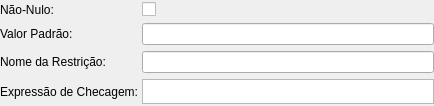
The window that pgmodeler_ui/ui/dominiowidget.ui (erdincay/pgmodeler-old) describes before a commit, drawn with Qt 5.
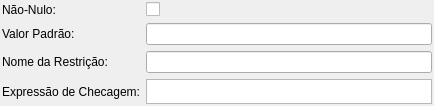
The same window after the commit.

Patch:
```diff
--- a/pgmodeler_ui/ui/dominiowidget.ui
+++ b/pgmodeler_ui/ui/dominiowidget.ui
@@ -15,10 +15,10 @@
   </property>
   <layout class="QGridLayout" name="dominio_grid">
    <property name="margin">
-    <number>0</number>
+    <number>2</number>
    </property>
    <property name="spacing">
-    <number>4</number>
+    <number>6</number>
    </property>
    <item row="0" column="0">
     <widget class="QLabel" name="nao_nulo_lbl">
```
